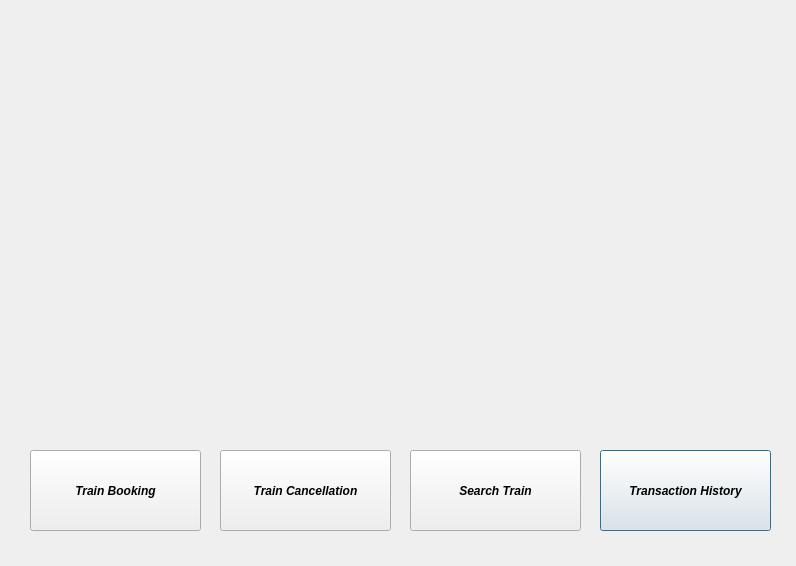
Qt form dialog.ui (adityas-28/RailwayManagementSystem) before a commit.
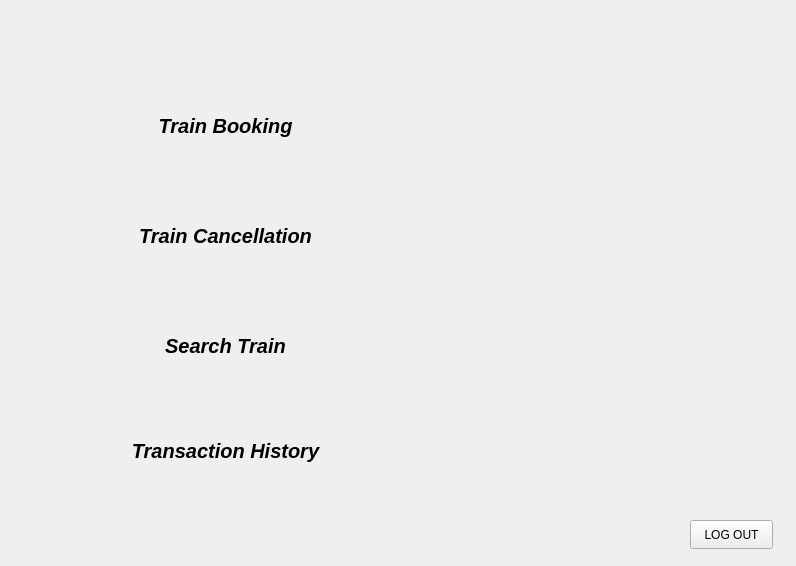
The same form after that commit.

What changed in the file:
```diff
--- a/dialog.ui
+++ b/dialog.ui
@@ -16,10 +16,10 @@
   <widget class="QLabel" name="pic_main">
    <property name="geometry">
     <rect>
-     <x>50</x>
+     <x>0</x>
      <y>0</y>
-     <width>701</width>
-     <height>411</height>
+     <width>801</width>
+     <height>571</height>
     </rect>
    </property>
    <property name="text">
@@ -29,20 +29,21 @@
   <widget class="QPushButton" name="trainBooking">
    <property name="geometry">
     <rect>
-     <x>30</x>
-     <y>450</y>
-     <width>171</width>
-     <height>81</height>
+     <x>40</x>
+     <y>80</y>
+     <width>371</width>
+     <height>91</height>
     </rect>
    </property>
    <property name="font">
     <font>
+     <pointsize>15</pointsize>
      <italic>true</italic>
      <bold>true</bold>
     </font>
    </property>
    <property name="autoFillBackground">
-    <bool>true</bool>
+    <bool>false</bool>
    </property>
    <property name="text">
     <string>Train Booking</string>
@@ -51,42 +52,50 @@
     <bool>true</bool>
    </property>
    <property name="flat">
-    <bool>false</bool>
+    <bool>true</bool>
    </property>
   </widget>
   <widget class="QPushButton" name="trainCancellation">
    <property name="geometry">
     <rect>
-     <x>220</x>
-     <y>450</y>
-     <width>171</width>
-     <height>81</height>
+     <x>40</x>
+     <y>190</y>
+     <width>371</width>
+     <height>91</height>
     </rect>
    </property>
    <property name="font">
     <font>
+     <pointsize>15</pointsize>
      <italic>true</italic>
      <bold>true</bold>
     </font>
    </property>
+   <property name="autoFillBackground">
+    <bool>false</bool>
+   </property>
    <property name="text">
     <string>Train Cancellation</string>
    </property>
    <property name="default">
     <bool>true</bool>
    </property>
+   <property name="flat">
+    <bool>true</bool>
+   </property>
   </widget>
   <widget class="QPushButton" name="searchTrain">
    <property name="geometry">
     <rect>
-     <x>410</x>
-     <y>450</y>
-     <width>171</width>
-     <height>81</height>
+     <x>40</x>
+     <y>300</y>
+     <width>371</width>
+     <height>91</height>
     </rect>
    </property>
    <property name="font">
     <font>
+     <pointsize>15</pointsize>
      <italic>true</italic>
      <bold>true</bold>
      <underline>false</underline>
@@ -98,18 +107,22 @@
    <property name="default">
     <bool>true</bool>
    </property>
+   <property name="flat">
+    <bool>true</bool>
+   </property>
   </widget>
   <widget class="QPushButton" name="trans_History">
    <property name="geometry">
     <rect>
-     <x>600</x>
-     <y>450</y>
-     <width>171</width>
+     <x>40</x>
+     <y>410</y>
+     <width>371</width>
      <height>81</height>
     </rect>
    </property>
    <property name="font">
     <font>
+     <pointsize>15</pointsize>
      <italic>true</italic>
      <bold>true</bold>
     </font>
@@ -117,10 +130,29 @@
    <property name="text">
     <string>Transaction History</string>
    </property>
+   <property name="autoDefault">
+    <bool>false</bool>
+   </property>
    <property name="default">
+    <bool>false</bool>
+   </property>
+   <property name="flat">
     <bool>true</bool>
    </property>
   </widget>
+  <widget class="QPushButton" name="pushButton">
+   <property name="geometry">
+    <rect>
+     <x>690</x>
+     <y>520</y>
+     <width>83</width>
+     <height>29</height>
+    </rect>
+   </property>
+   <property name="text">
+    <string>LOG OUT</string>
+   </property>
+  </widget>
  </widget>
  <resources/>
  <connections/>
```
